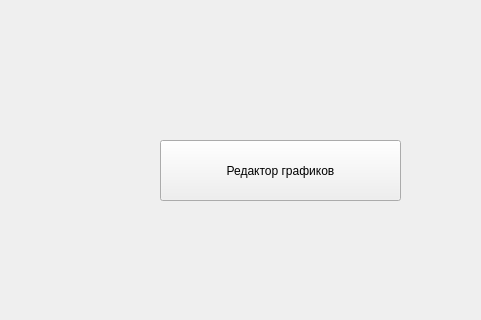
Ivanestver/Nomograms, file mainwindow.ui: the form before one commit; both pictures show x 160 to 641 and y 180 to 500 of the 800 by 600 pixel window.
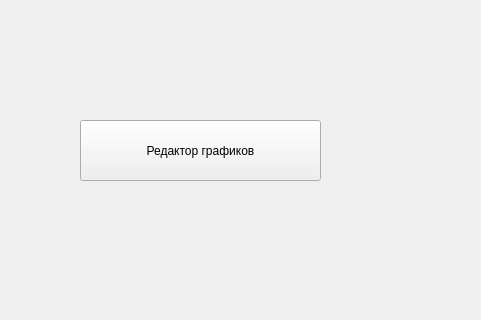
The form after the commit.

What changed in the file:
```diff
--- a/mainwindow.ui
+++ b/mainwindow.ui
@@ -17,8 +17,8 @@
    <widget class="QPushButton" name="graphsEditorBtn">
     <property name="geometry">
      <rect>
-      <x>320</x>
-      <y>320</y>
+      <x>240</x>
+      <y>300</y>
       <width>241</width>
       <height>61</height>
      </rect>
```
Left out of the diff: 2 changed lines with no effect on the pictures.
